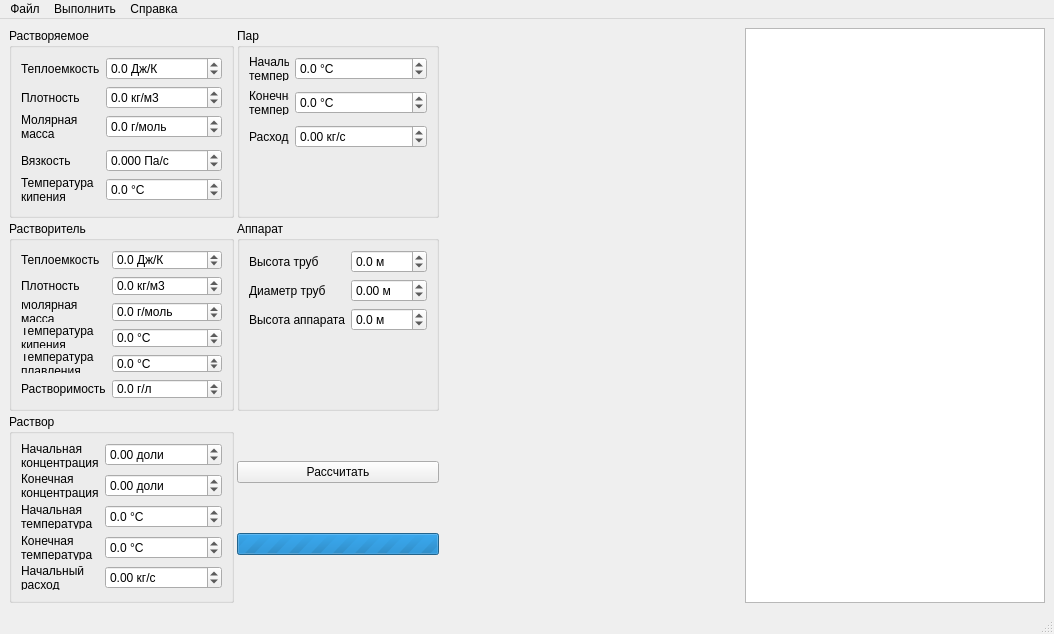
b0g3r/os_prog, file gui.ui: the form before one commit.
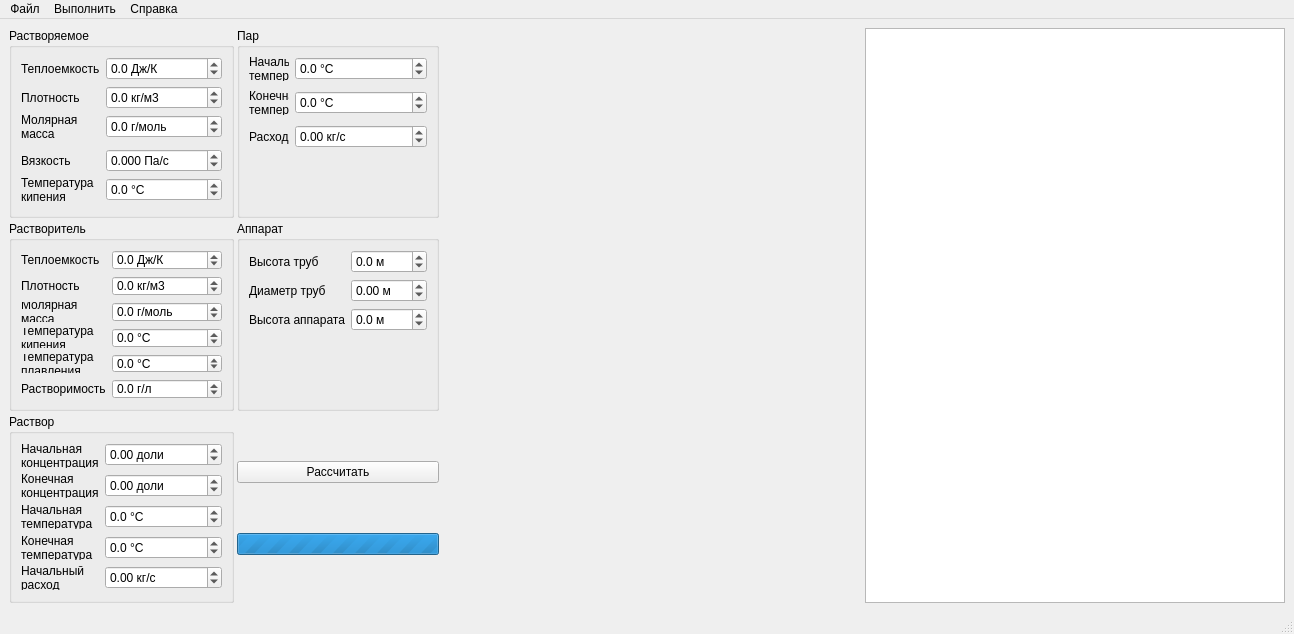
The form after the commit.

The edit to the form file:
```diff
--- a/gui.ui
+++ b/gui.ui
@@ -6,8 +6,8 @@
    <rect>
     <x>0</x>
     <y>0</y>
-    <width>1047</width>
-    <height>595</height>
+    <width>1294</width>
+    <height>616</height>
    </rect>
   </property>
   <property name="windowTitle">
@@ -698,7 +698,7 @@
      <widget class="QGraphicsView" name="graphicsView">
       <property name="minimumSize">
        <size>
-        <width>300</width>
+        <width>350</width>
         <height>0</height>
        </size>
       </property>
@@ -711,7 +711,7 @@
     <rect>
      <x>0</x>
      <y>0</y>
-     <width>1047</width>
+     <width>1294</width>
      <height>21</height>
     </rect>
    </property>
```
Left out of the diff: 2 changed lines with no effect on the pictures.
